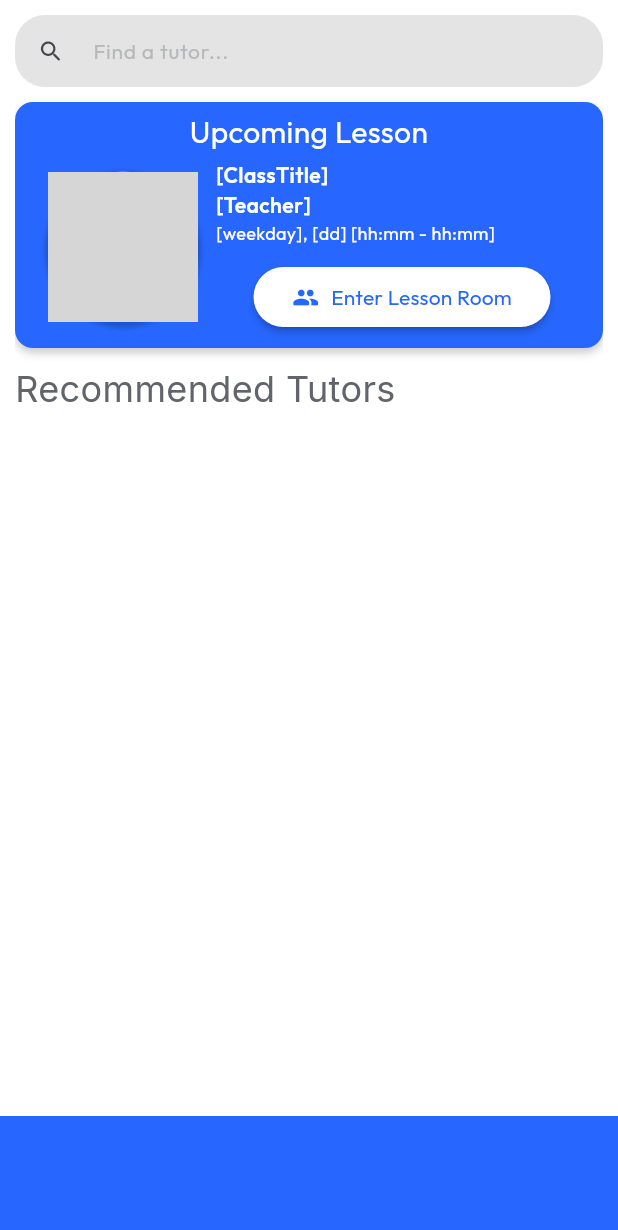
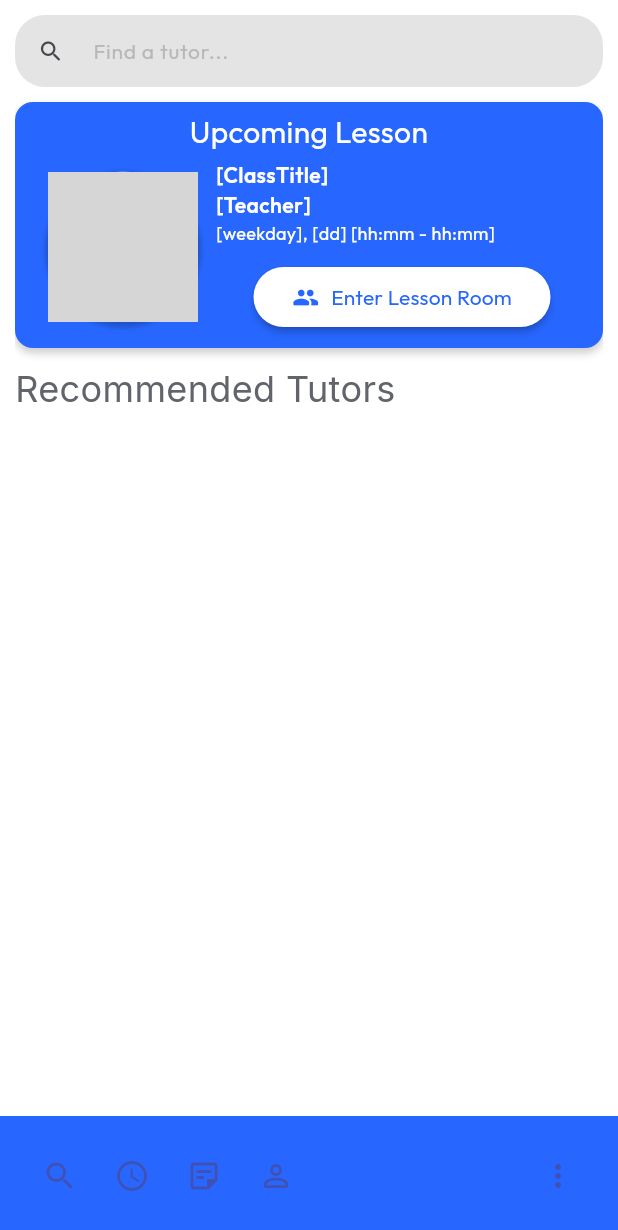
Before and after one commit to phatng45/LetTutor, a Flutter app: the screen it shows after launch, after a tap on "Create Account", on a phone screen of 412 x 824 dp. Shown: the top 1230 px of the screen. Run offline on Flutter 3.47's test engine with Material 2 defaults, Android fonts, the phone set to English and light mode, and no system bars; drawn by our look-alikes of auto_size_text; our stand-ins replace built_collection, built_value, chewie, cloud_firestore, firebase_core, flutter_rating_bar and 8 more; missing offline and left inert: json_path; accounts and stored records are empty; network calls fail; key blocks and very long unbroken strings in the code were emptied for the run; grey boxes are pictures that could not be loaded.

Commit message:
Update bottom_nav_bar_widget.dart

```diff
--- a/lib/bottom_nav_bar/bottom_nav_bar_widget.dart
+++ b/lib/bottom_nav_bar/bottom_nav_bar_widget.dart
@@ -3,18 +3,10 @@ import 'package:let_tutor/flutter_flow/flutter_flow_theme.dart';
 
 class BottomNavBarWidget extends StatelessWidget {
   const BottomNavBarWidget({
-    // this.fabLocation = FloatingActionButtonLocation.endDocked,
     this.shape = const CircularNotchedRectangle(),
   });
 
-  // final FloatingActionButtonLocation fabLocation;
   final NotchedShape? shape;
-
-  // static final List<FloatingActionButtonLocation> centerLocations =
-  //     <FloatingActionButtonLocation>[
-  //   FloatingActionButtonLocation.centerDocked,
-  //   FloatingActionButtonLocation.centerFloat,
-  // ];
 
   @override
   Widget build(BuildContext context) {
@@ -23,18 +15,21 @@ class BottomNavBarWidget extends StatelessWidget {
       surfaceTintColor: FlutterFlowTheme.of(context).primaryColor,
       color: FlutterFlowTheme.of(context).primaryColor,
       child: IconTheme(
-        data: IconThemeData(
-            color: FlutterFlowTheme.of(context).primaryColor, size: 25),
+        data: IconThemeData(color: Colors.indigo),
         child: Row(
           children: <Widget>[
             IconButton(
               icon: const Icon(Icons.search),
               onPressed: () {},
             ),
-            // if (centerLocations.contains(fabLocation)) const Spacer(),
             IconButton(
               tooltip: 'Search',
               icon: const Icon(Icons.schedule),
+              onPressed: () {},
+            ),
+            IconButton(
+              tooltip: 'Favorite',
+              icon: const Icon(Icons.sticky_note_2_outlined),
               onPressed: () {},
             ),
             IconButton(
```
